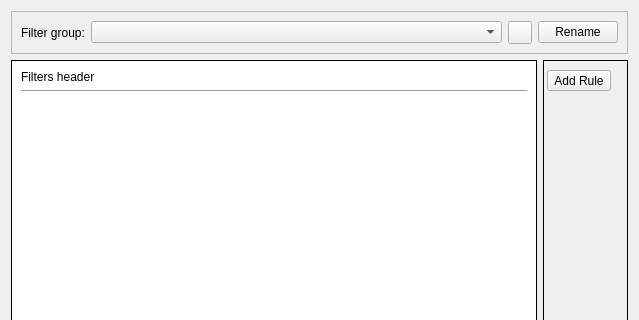
This is src/gui/filter/FilterDialog.ui in tomvodi/QTail as Qt 5 draws it before an edit; both pictures show x 0 to 639 and y 0 to 320 of the 639 by 786 pixel window. The edited form follows.
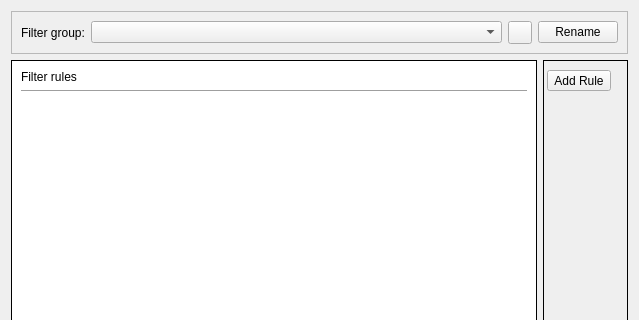
This is the edited form. Icons and pictures are not drawn.

Commit message: added filter groups and rules

```diff
--- a/src/gui/filter/FilterDialog.ui
+++ b/src/gui/filter/FilterDialog.ui
@@ -37,7 +37,7 @@
       <item>
        <widget class="QLabel" name="_filtersHeader">
         <property name="text">
-         <string notr="true">Filters header</string>
+         <string notr="true">Filter rules</string>
         </property>
        </widget>
       </item>
```
Left out of the diff: 12 changed lines with no effect on the pictures. The commit also changes 13 other files.
